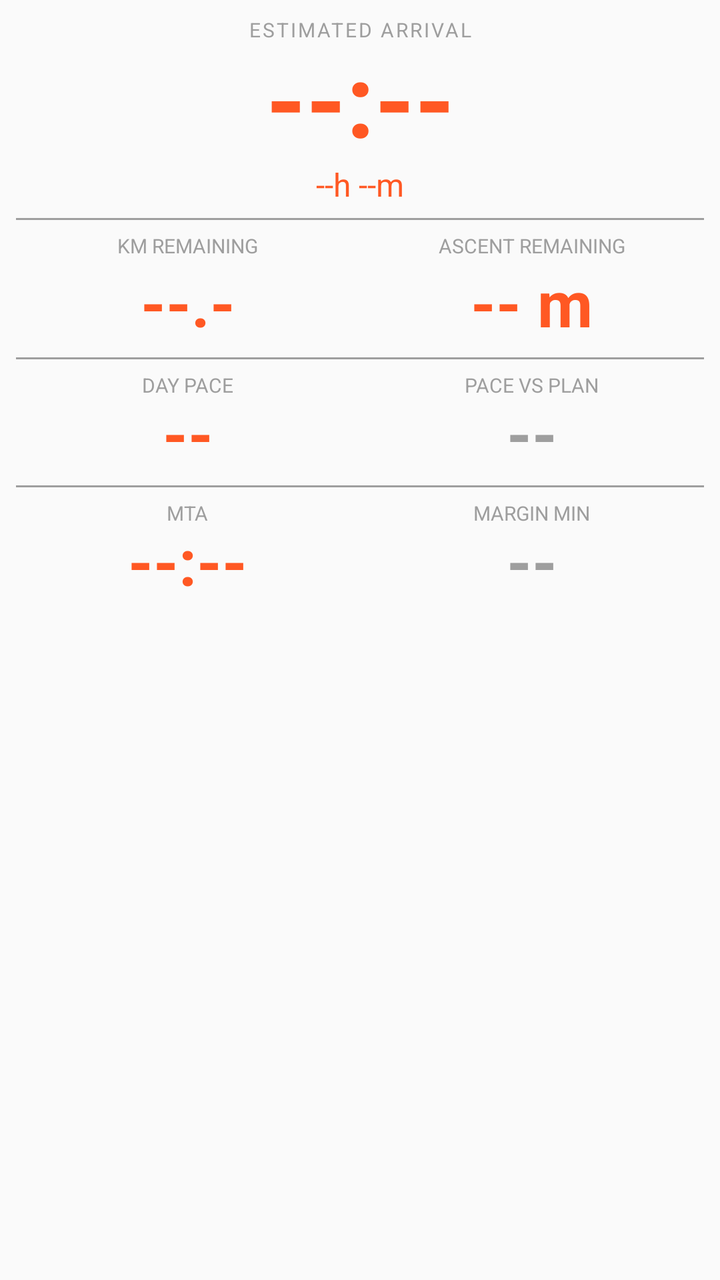
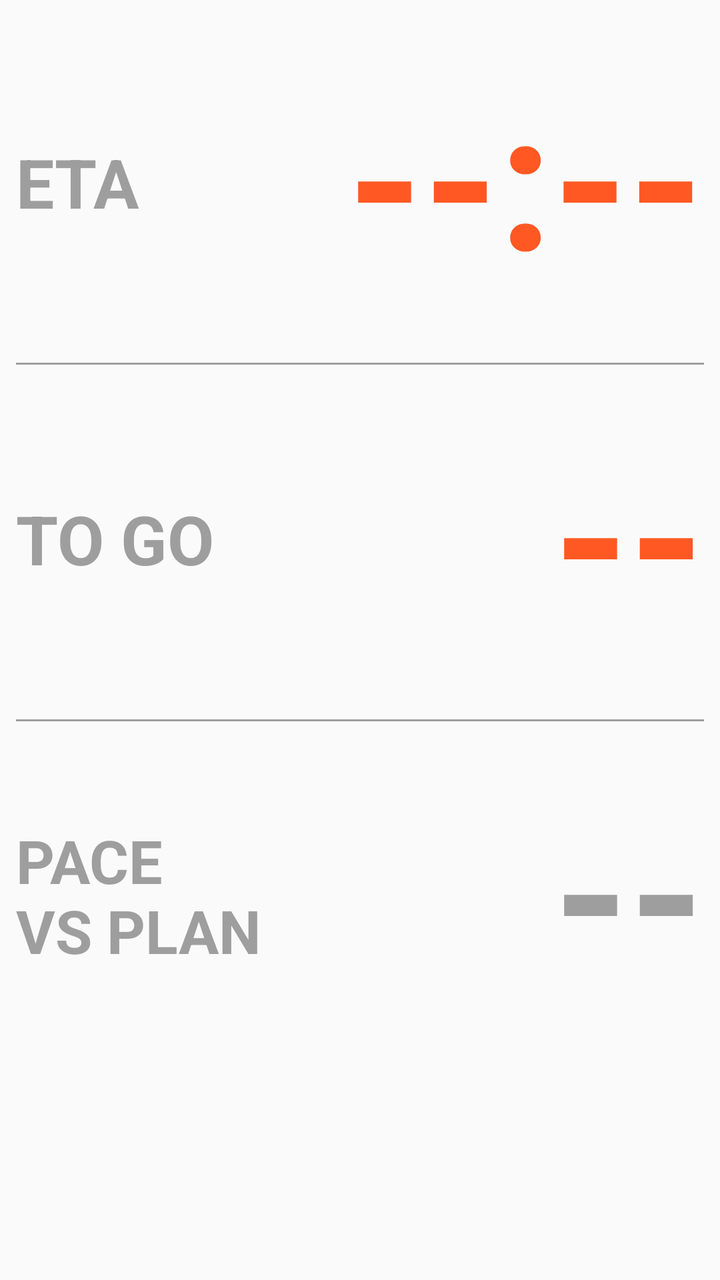

Compare the two renders of this Android layout. The source of the first and the diff that turns it into the second are given below.
<!-- AndroidManifest.xml: application theme Theme.AppCompat.DayNight.NoActionBar -->
<!-- res/layout/view_eta_master.xml -->
<?xml version="1.0" encoding="utf-8"?>
<LinearLayout xmlns:android="http://schemas.android.com/apk/res/android"
    android:id="@+id/root_master"
    android:layout_width="match_parent"
    android:layout_height="match_parent"
    android:background="@android:color/transparent"
    android:orientation="vertical"
    android:padding="8dp">

    
    <TextView
        android:id="@+id/tv_master_lbl_eta"
        android:layout_width="match_parent"
        android:layout_height="wrap_content"
        android:text="ESTIMATED ARRIVAL"
        android:textColor="#9E9E9E"
        android:textSize="10sp"
        android:gravity="center"
        android:letterSpacing="0.1" />

    <TextView
        android:id="@+id/tv_master_eta"
        android:layout_width="match_parent"
        android:layout_height="wrap_content"
        android:text="--:--"
        android:textColor="#FF5823"
        android:textSize="51sp"
        android:textStyle="bold"
        android:gravity="center"
        android:includeFontPadding="false" />

    <TextView
        android:id="@+id/tv_master_remaining"
        android:layout_width="match_parent"
        android:layout_height="wrap_content"
        android:text="--h --m"
        android:textColor="#FF5823"
        android:textSize="16sp"
        android:gravity="center" />

    
    <TextView
        android:id="@+id/tv_master_div1"
        android:layout_width="match_parent"
        android:layout_height="1dp"
        android:layout_marginTop="6dp"
        android:layout_marginBottom="6dp"
        android:background="#9E9E9E" />

    
    <LinearLayout
        android:layout_width="match_parent"
        android:layout_height="wrap_content"
        android:orientation="horizontal"
        android:baselineAligned="false">

        <LinearLayout
            android:layout_width="0dp"
            android:layout_height="wrap_content"
            android:layout_weight="1"
            android:orientation="vertical"
            android:gravity="center">
            <TextView android:id="@+id/tv_master_lbl_km" android:layout_width="wrap_content" android:layout_height="wrap_content" android:text="KM REMAINING" android:textColor="#9E9E9E" android:textSize="10sp" />
            <TextView android:id="@+id/tv_master_km" android:layout_width="wrap_content" android:layout_height="wrap_content" android:text="--.-" android:textColor="#FF5823" android:textSize="32sp" android:textStyle="bold" />
        </LinearLayout>

        <LinearLayout
            android:layout_width="0dp"
            android:layout_height="wrap_content"
            android:layout_weight="1"
            android:orientation="vertical"
            android:gravity="center">
            <TextView android:id="@+id/tv_master_lbl_ascent" android:layout_width="wrap_content" android:layout_height="wrap_content" android:text="ASCENT REMAINING" android:textColor="#9E9E9E" android:textSize="10sp" />
            <TextView android:id="@+id/tv_master_ascent" android:layout_width="wrap_content" android:layout_height="wrap_content" android:text="-- m" android:textColor="#FF5823" android:textSize="32sp" android:textStyle="bold" />
        </LinearLayout>
    </LinearLayout>

    
    <TextView
        android:id="@+id/tv_master_div2"
        android:layout_width="match_parent"
        android:layout_height="1dp"
        android:layout_marginTop="6dp"
        android:layout_marginBottom="6dp"
        android:background="#9E9E9E" />

    
    <LinearLayout
        android:layout_width="match_parent"
        android:layout_height="wrap_content"
        android:orientation="horizontal"
        android:baselineAligned="false">

        <LinearLayout
            android:layout_width="0dp"
            android:layout_height="wrap_content"
            android:layout_weight="1"
            android:orientation="vertical"
            android:gravity="center">
            <TextView android:id="@+id/tv_master_lbl_avgspeed" android:layout_width="wrap_content" android:layout_height="wrap_content" android:text="DAY PACE" android:textColor="#9E9E9E" android:textSize="10sp" />
            <TextView android:id="@+id/tv_master_avgspeed" android:layout_width="wrap_content" android:layout_height="wrap_content" android:text="--" android:textColor="#FF5823" android:textSize="32sp" android:textStyle="bold" android:includeFontPadding="false" />
        </LinearLayout>

        <LinearLayout
            android:layout_width="0dp"
            android:layout_height="wrap_content"
            android:layout_weight="1"
            android:orientation="vertical"
            android:gravity="center">
            <TextView android:id="@+id/tv_master_lbl_delta" android:layout_width="wrap_content" android:layout_height="wrap_content" android:text="PACE VS PLAN" android:textColor="#9E9E9E" android:textSize="10sp" />
            <TextView android:id="@+id/tv_master_delta" android:layout_width="wrap_content" android:layout_height="wrap_content" android:text="--" android:textColor="#9E9E9E" android:textSize="32sp" android:textStyle="bold" android:includeFontPadding="false" />
        </LinearLayout>
    </LinearLayout>

    
    <TextView
        android:id="@+id/tv_master_div3"
        android:layout_width="match_parent"
        android:layout_height="1dp"
        android:layout_marginTop="6dp"
        android:layout_marginBottom="6dp"
        android:background="#9E9E9E" />

    
    <LinearLayout
        android:id="@+id/row_master_mta"
        android:layout_width="match_parent"
        android:layout_height="wrap_content"
        android:orientation="horizontal"
        android:baselineAligned="false">

        <LinearLayout
            android:layout_width="0dp"
            android:layout_height="wrap_content"
            android:layout_weight="1"
            android:orientation="vertical"
            android:gravity="center">
            <TextView android:id="@+id/tv_master_lbl_mta" android:layout_width="wrap_content" android:layout_height="wrap_content" android:text="MTA" android:textColor="#9E9E9E" android:textSize="10sp" />
            <TextView android:id="@+id/tv_master_mta" android:layout_width="wrap_content" android:layout_height="wrap_content" android:text="--:--" android:textColor="#FF5823" android:textSize="32sp" android:textStyle="bold" android:includeFontPadding="false" />
        </LinearLayout>

        <LinearLayout
            android:layout_width="0dp"
            android:layout_height="wrap_content"
            android:layout_weight="1"
            android:orientation="vertical"
            android:gravity="center">
            <TextView android:id="@+id/tv_master_lbl_margin" android:layout_width="wrap_content" android:layout_height="wrap_content" android:text="MARGIN MIN" android:textColor="#9E9E9E" android:textSize="10sp" />
            <TextView android:id="@+id/tv_master_margin" android:layout_width="wrap_content" android:layout_height="wrap_content" android:text="--" android:textColor="#9E9E9E" android:textSize="32sp" android:textStyle="bold" android:includeFontPadding="false" />
        </LinearLayout>
    </LinearLayout>

</LinearLayout>
<!-- resources referenced by this layout -->
<resources>

</resources>

<!-- the commit's change to res/layout/view_eta_master.xml (unified diff, before → after) -->
@@ -5,149 +5,150 @@
     android:layout_height="match_parent"
     android:background="@android:color/transparent"
     android:orientation="vertical"
-    android:padding="8dp">
+    android:paddingStart="8dp"
+    android:paddingEnd="8dp"
+    android:paddingTop="4dp"
+    android:paddingBottom="4dp">
 
     
-    <TextView
-        android:id="@+id/tv_master_lbl_eta"
+    <LinearLayout
         android:layout_width="match_parent"
-        android:layout_height="wrap_content"
-        android:text="ESTIMATED ARRIVAL"
-        android:textColor="#9E9E9E"
-        android:textSize="10sp"
-        android:gravity="center"
-        android:letterSpacing="0.1" />
+        android:layout_height="0dp"
+        android:layout_weight="1"
+        android:orientation="horizontal"
+        android:gravity="center_vertical"
+        android:baselineAligned="false">
+        <TextView
+            android:id="@+id/tv_master_lbl_eta"
+            android:layout_width="0dp"
+            android:layout_height="match_parent"
+            android:layout_weight="0.38"
+            android:gravity="center_vertical|start"
+            android:paddingEnd="6dp"
+            android:text="ETA"
+            android:textStyle="bold"
+            android:textColor="#9E9E9E"
+            android:maxLines="2"
+            android:includeFontPadding="false"
+            android:autoSizeTextType="uniform"
+            android:autoSizeMinTextSize="12sp"
+            android:autoSizeMaxTextSize="34sp"
+            android:autoSizeStepGranularity="1sp" />
+        <TextView
+            android:id="@+id/tv_master_eta"
+            android:layout_width="0dp"
+            android:layout_height="match_parent"
+            android:layout_weight="0.62"
+            android:gravity="center_vertical|end"
+            android:text="--:--"
+            android:textStyle="bold"
+            android:textColor="#FF5823"
+            android:maxLines="1"
+            android:includeFontPadding="false"
+            android:autoSizeTextType="uniform"
+            android:autoSizeMinTextSize="16sp"
+            android:autoSizeMaxTextSize="96sp"
+            android:autoSizeStepGranularity="2sp" />
+    </LinearLayout>
 
-    <TextView
-        android:id="@+id/tv_master_eta"
-        android:layout_width="match_parent"
-        android:layout_height="wrap_content"
-        android:text="--:--"
-        android:textColor="#FF5823"
-        android:textSize="51sp"
-        android:textStyle="bold"
-        android:gravity="center"
-        android:includeFontPadding="false" />
-
-    <TextView
-        android:id="@+id/tv_master_remaining"
-        android:layout_width="match_parent"
-        android:layout_height="wrap_content"
-        android:text="--h --m"
-        android:textColor="#FF5823"
-        android:textSize="16sp"
-        android:gravity="center" />
-
-    
     <TextView
         android:id="@+id/tv_master_div1"
         android:layout_width="match_parent"
         android:layout_height="1dp"
-        android:layout_marginTop="6dp"
-        android:layout_marginBottom="6dp"
         android:background="#9E9E9E" />
 
     
     <LinearLayout
         android:layout_width="match_parent"
-        android:layout_height="wrap_content"
+        android:layout_height="0dp"
+        android:layout_weight="1"
         android:orientation="horizontal"
+        android:gravity="center_vertical"
         android:baselineAligned="false">
-
-        <LinearLayout
+        <TextView
+            android:id="@+id/tv_master_lbl_remaining"
             android:layout_width="0dp"
-            android:layout_height="wrap_content"
-            android:layout_weight="1"
-            android:orientation="vertical"
-            android:gravity="center">
-            <TextView android:id="@+id/tv_master_lbl_km" android:layout_width="wrap_content" android:layout_height="wrap_content" android:text="KM REMAINING" android:textColor="#9E9E9E" android:textSize="10sp" />
-            <TextView android:id="@+id/tv_master_km" android:layout_width="wrap_content" android:layout_height="wrap_content" android:text="--.-" android:textColor="#FF5823" android:textSize="32sp" android:textStyle="bold" />
-        </LinearLayout>
-
-        <LinearLayout
+            android:layout_height="match_parent"
+            android:layout_weight="0.38"
+            android:gravity="center_vertical|start"
+            android:paddingEnd="6dp"
+            android:text="TO GO"
+            android:textStyle="bold"
+            android:textColor="#9E9E9E"
+            android:maxLines="2"
+            android:includeFontPadding="false"
+            android:autoSizeTextType="uniform"
+            android:autoSizeMinTextSize="12sp"
+            android:autoSizeMaxTextSize="34sp"
+            android:autoSizeStepGranularity="1sp" />
+        <TextView
+            android:id="@+id/tv_master_remaining"
             android:layout_width="0dp"
-            android:layout_height="wrap_content"
-            android:layout_weight="1"
-            android:orientation="vertical"
-            android:gravity="center">
-            <TextView android:id="@+id/tv_master_lbl_ascent" android:layout_width="wrap_content" android:layout_height="wrap_content" android:text="ASCENT REMAINING" android:textColor="#9E9E9E" android:textSize="10sp" />
-            <TextView android:id="@+id/tv_master_ascent" android:layout_width="wrap_content" android:layout_height="wrap_content" android:text="-- m" android:textColor="#FF5823" android:textSize="32sp" android:textStyle="bold" />
-        </LinearLayout>
+            android:layout_height="match_parent"
+            android:layout_weight="0.62"
+            android:gravity="center_vertical|end"
+            android:text="--"
+            android:textStyle="bold"
+            android:textColor="#FF5823"
+            android:maxLines="1"
+            android:includeFontPadding="false"
+            android:autoSizeTextType="uniform"
+            android:autoSizeMinTextSize="16sp"
+            android:autoSizeMaxTextSize="96sp"
+            android:autoSizeStepGranularity="2sp" />
     </LinearLayout>
 
-    
     <TextView
         android:id="@+id/tv_master_div2"
         android:layout_width="match_parent"
         android:layout_height="1dp"
-        android:layout_marginTop="6dp"
-        android:layout_marginBottom="6dp"
         android:background="#9E9E9E" />
 
     
     <LinearLayout
         android:layout_width="match_parent"
-        android:layout_height="wrap_content"
+        android:layout_height="0dp"
+        android:layout_weight="1"
         android:orientation="horizontal"
+        android:gravity="center_vertical"
         android:baselineAligned="false">
-
-        <LinearLayout
+        <TextView
+            android:id="@+id/tv_master_lbl_third"
             android:layout_width="0dp"
-            android:layout_height="wrap_content"
-            android:layout_weight="1"
-            android:orientation="vertical"
-            android:gravity="center">
-            <TextView android:id="@+id/tv_master_lbl_avgspeed" android:layout_width="wrap_content" android:layout_height="wrap_content" android:text="DAY PACE" android:textColor="#9E9E9E" android:textSize="10sp" />
-            <TextView android:id="@+id/tv_master_avgspeed" android:layout_width="wrap_content" android:layout_height="wrap_content" android:text="--" android:textColor="#FF5823" android:textSize="32sp" android:textStyle="bold" android:includeFontPadding="false" />
-        </LinearLayout>
-
-        <LinearLayout
+            android:layout_height="match_parent"
+            android:layout_weight="0.38"
+            android:gravity="center_vertical|start"
+            android:paddingEnd="6dp"
+            android:text="PACE\nVS PLAN"
+            android:textStyle="bold"
+            android:textColor="#9E9E9E"
+            android:maxLines="2"
+            android:includeFontPadding="false"
+            android:autoSizeTextType="uniform"
+            android:autoSizeMinTextSize="12sp"
+            android:autoSizeMaxTextSize="34sp"
+            android:autoSizeStepGranularity="1sp" />
+        <TextView
+            android:id="@+id/tv_master_third"
             android:layout_width="0dp"
-            android:layout_height="wrap_content"
-            android:layout_weight="1"
-            android:orientation="vertical"
-            android:gravity="center">
-            <TextView android:id="@+id/tv_master_lbl_delta" android:layout_width="wrap_content" android:layout_height="wrap_content" android:text="PACE VS PLAN" android:textColor="#9E9E9E" android:textSize="10sp" />
-            <TextView android:id="@+id/tv_master_delta" android:layout_width="wrap_content" android:layout_height="wrap_content" android:text="--" android:textColor="#9E9E9E" android:textSize="32sp" android:textStyle="bold" android:includeFontPadding="false" />
-        </LinearLayout>
+            android:layout_height="match_parent"
+            android:layout_weight="0.62"
+            android:gravity="center_vertical|end"
+            android:text="--"
+            android:textStyle="bold"
+            android:textColor="#9E9E9E"
+            android:maxLines="1"
+            android:includeFontPadding="false"
+            android:autoSizeTextType="uniform"
+            android:autoSizeMinTextSize="16sp"
+            android:autoSizeMaxTextSize="96sp"
+            android:autoSizeStepGranularity="2sp" />
     </LinearLayout>
 
     
     <TextView
-        android:id="@+id/tv_master_div3"
         android:layout_width="match_parent"
-        android:layout_height="1dp"
-        android:layout_marginTop="6dp"
-        android:layout_marginBottom="6dp"
-        android:background="#9E9E9E" />
-
-    
-    <LinearLayout
-        android:id="@+id/row_master_mta"
-        android:layout_width="match_parent"
-        android:layout_height="wrap_content"
-        android:orientation="horizontal"
-        android:baselineAligned="false">
-
-        <LinearLayout
-            android:layout_width="0dp"
-            android:layout_height="wrap_content"
-            android:layout_weight="1"
-            android:orientation="vertical"
-            android:gravity="center">
-            <TextView android:id="@+id/tv_master_lbl_mta" android:layout_width="wrap_content" android:layout_height="wrap_content" android:text="MTA" android:textColor="#9E9E9E" android:textSize="10sp" />
-            <TextView android:id="@+id/tv_master_mta" android:layout_width="wrap_content" android:layout_height="wrap_content" android:text="--:--" android:textColor="#FF5823" android:textSize="32sp" android:textStyle="bold" android:includeFontPadding="false" />
-        </LinearLayout>
-
-        <LinearLayout
-            android:layout_width="0dp"
-            android:layout_height="wrap_content"
-            android:layout_weight="1"
-            android:orientation="vertical"
-            android:gravity="center">
-            <TextView android:id="@+id/tv_master_lbl_margin" android:layout_width="wrap_content" android:layout_height="wrap_content" android:text="MARGIN MIN" android:textColor="#9E9E9E" android:textSize="10sp" />
-            <TextView android:id="@+id/tv_master_margin" android:layout_width="wrap_content" android:layout_height="wrap_content" android:text="--" android:textColor="#9E9E9E" android:textSize="32sp" android:textStyle="bold" android:includeFontPadding="false" />
-        </LinearLayout>
-    </LinearLayout>
+        android:layout_height="0dp"
+        android:layout_weight="0.55" />
 
 </LinearLayout>
